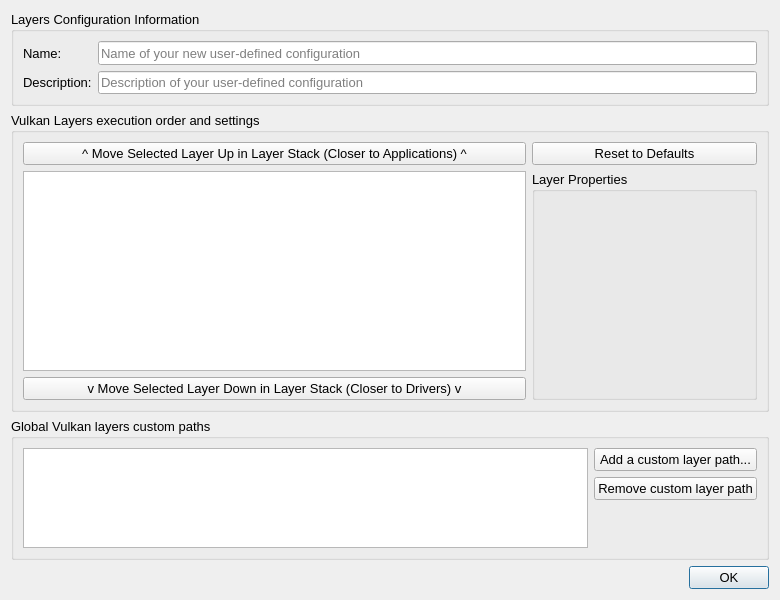
The window that vkconfig/dlgprofileeditor.ui (LunarG/VulkanTools) describes before a commit, drawn with Qt 5.
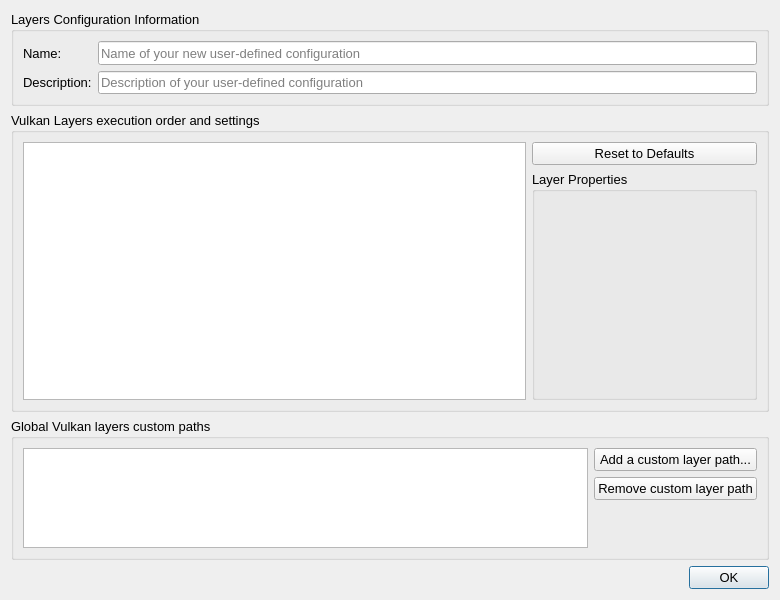
The same window after the commit.

The edit to the form file:
```diff
--- a/vkconfig/dlgprofileeditor.ui
+++ b/vkconfig/dlgprofileeditor.ui
@@ -56,71 +56,6 @@
       <string>Vulkan Layers execution order and settings</string>
      </property>
      <layout class="QGridLayout" name="gridLayout">
-      <item row="1" column="0">
-       <widget class="QPushButton" name="toolButtonUp">
-        <property name="text">
-         <string>^ Move Selected Layer Up in Layer Stack (Closer to Applications) ^</string>
-        </property>
-        <property name="flat">
-         <bool>false</bool>
-        </property>
-       </widget>
-      </item>
-      <item row="2" column="0" rowspan="4">
-       <widget class="QTreeWidget" name="layerTree">
-        <property name="sizePolicy">
-         <sizepolicy hsizetype="Expanding" vsizetype="Preferred">
-          <horstretch>0</horstretch>
-          <verstretch>0</verstretch>
-         </sizepolicy>
-        </property>
-        <property name="font">
-         <font>
-          <family>Arial</family>
-          <pointsize>10</pointsize>
-         </font>
-        </property>
-        <property name="frameShape">
-         <enum>QFrame::StyledPanel</enum>
-        </property>
-        <property name="frameShadow">
-         <enum>QFrame::Sunken</enum>
-        </property>
-        <property name="showDropIndicator" stdset="0">
-         <bool>false</bool>
-        </property>
-        <property name="dragEnabled">
-         <bool>false</bool>
-        </property>
-        <property name="dragDropMode">
-         <enum>QAbstractItemView::NoDragDrop</enum>
-        </property>
-        <property name="defaultDropAction">
-         <enum>Qt::IgnoreAction</enum>
-        </property>
-        <property name="alternatingRowColors">
-         <bool>false</bool>
-        </property>
-        <property name="headerHidden">
-         <bool>true</bool>
-        </property>
-        <attribute name="headerMinimumSectionSize">
-         <number>50</number>
-        </attribute>
-        <column>
-         <property name="text">
-          <string notr="true">1</string>
-         </property>
-        </column>
-       </widget>
-      </item>
-      <item row="6" column="0">
-       <widget class="QPushButton" name="toolButtonDown">
-        <property name="text">
-         <string>v Move Selected Layer Down in Layer Stack (Closer to Drivers) v</string>
-        </property>
-       </widget>
-      </item>
       <item row="1" column="1">
        <widget class="QPushButton" name="pushButtonResetLayers">
         <property name="minimumSize">
@@ -197,6 +132,54 @@
         </layout>
        </widget>
       </item>
+      <item row="1" column="0" rowspan="6">
+       <widget class="QTreeWidget" name="layerTree">
+        <property name="sizePolicy">
+         <sizepolicy hsizetype="Expanding" vsizetype="Preferred">
+          <horstretch>0</horstretch>
+          <verstretch>0</verstretch>
+         </sizepolicy>
+        </property>
+        <property name="font">
+         <font>
+          <family>Arial</family>
+          <pointsize>10</pointsize>
+         </font>
+        </property>
+        <property name="frameShape">
+         <enum>QFrame::StyledPanel</enum>
+        </property>
+        <property name="frameShadow">
+         <enum>QFrame::Sunken</enum>
+        </property>
+        <property name="showDropIndicator" stdset="0">
+         <bool>false</bool>
+        </property>
+        <property name="dragEnabled">
+         <bool>false</bool>
+        </property>
+        <property name="dragDropMode">
+         <enum>QAbstractItemView::NoDragDrop</enum>
+        </property>
+        <property name="defaultDropAction">
+         <enum>Qt::IgnoreAction</enum>
+        </property>
+        <property name="alternatingRowColors">
+         <bool>false</bool>
+        </property>
+        <property name="headerHidden">
+         <bool>true</bool>
+        </property>
+        <attribute name="headerMinimumSectionSize">
+         <number>50</number>
+        </attribute>
+        <column>
+         <property name="text">
+          <string notr="true">1</string>
+         </property>
+        </column>
+       </widget>
+      </item>
      </layout>
     </widget>
    </item>
```
